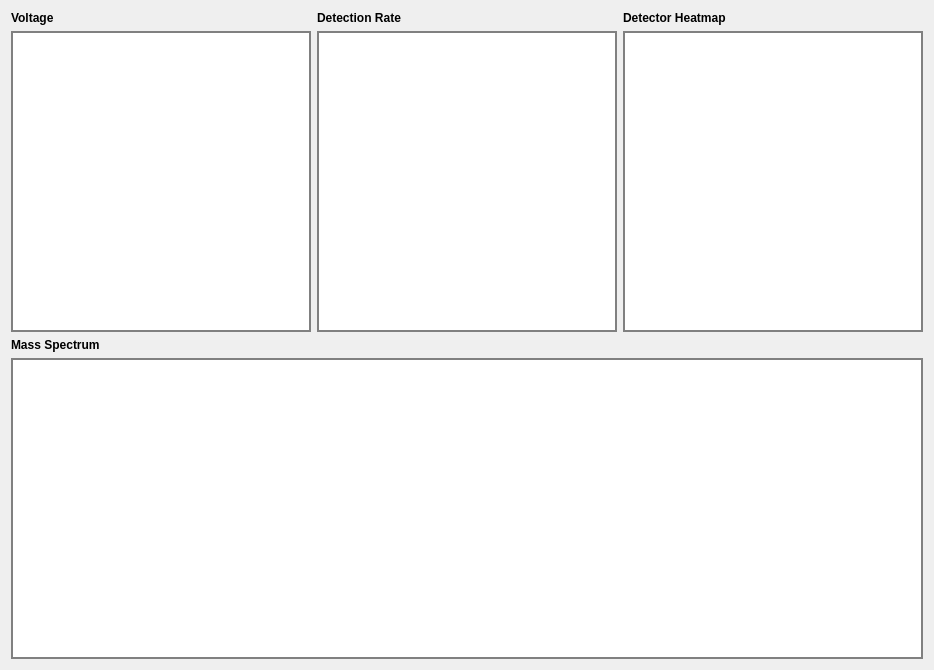
mmonajem/pyoxcart, file pyccapt/files/PyQt6_UI/gui_visualization.ui: the form before one commit.
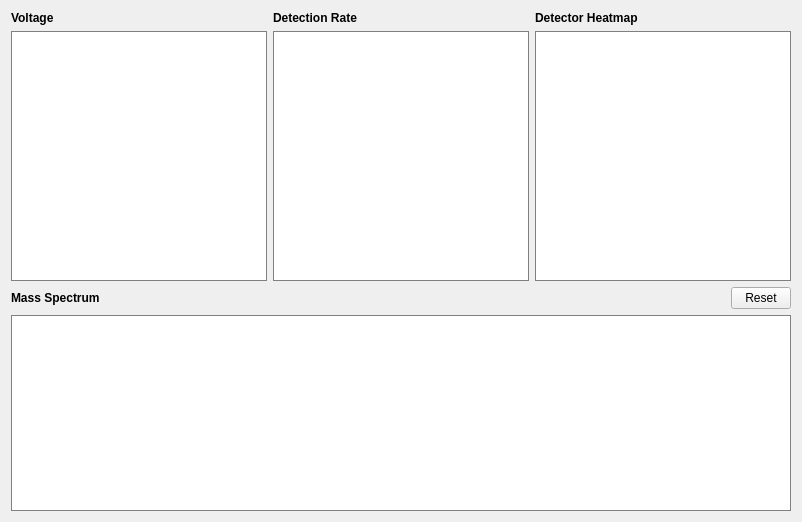
The form after the commit.

```diff
--- a/pyccapt/files/PyQt6_UI/gui_visualization.ui
+++ b/pyccapt/files/PyQt6_UI/gui_visualization.ui
@@ -6,15 +6,17 @@
             <rect>
                 <x>0</x>
                 <y>0</y>
-                <width>932</width>
-                <height>670</height>
+                <width>802</width>
+                <height>522</height>
             </rect>
         </property>
         <property name="windowTitle">
             <string>Form</string>
         </property>
+        <layout class="QGridLayout" name="gridLayout_3">
+            <item row="0" column="0">
         <layout class="QGridLayout" name="gridLayout_2">
-            <item row="0" column="0">
+                    <item row="0" column="0" colspan="2">
                 <layout class="QGridLayout" name="gridLayout">
                     <item row="0" column="0">
                         <widget class="QLabel" name="label_200">
@@ -62,14 +64,14 @@
                             </property>
                             <property name="minimumSize">
                                 <size>
-                                    <width>300</width>
-                                    <height>300</height>
+                                            <width>250</width>
+                                            <height>250</height>
                                 </size>
                             </property>
                             <property name="styleSheet">
                                 <string notr="true">QWidget{
-                                    border: 2px solid gray;
-                                    }
+                                            border: 0.5px solid gray;
+                                            }
                                 </string>
                             </property>
                         </widget>
@@ -84,14 +86,14 @@
                             </property>
                             <property name="minimumSize">
                                 <size>
-                                    <width>300</width>
-                                    <height>300</height>
+                                            <width>250</width>
+                                            <height>250</height>
                                 </size>
                             </property>
                             <property name="styleSheet">
                                 <string notr="true">QWidget{
-                                    border: 2px solid gray;
-                                    }
+                                            border: 0.5px solid gray;
+                                            }
                                 </string>
                             </property>
                         </widget>
@@ -106,19 +108,21 @@
                             </property>
                             <property name="minimumSize">
                                 <size>
-                                    <width>300</width>
-                                    <height>300</height>
+                                            <width>250</width>
+                                            <height>250</height>
                                 </size>
                             </property>
                             <property name="styleSheet">
                                 <string notr="true">QWidget{
-                                    border: 2px solid gray;
-                                    }
+                                            border: 0.5px solid gray;
+                                            }
                                 </string>
                             </property>
                         </widget>
                     </item>
-                    <item row="2" column="0">
+                        </layout>
+                    </item>
+                    <item row="1" column="0">
                         <widget class="QLabel" name="label_207">
                             <property name="font">
                                 <font>
@@ -130,7 +134,26 @@
                             </property>
                         </widget>
                     </item>
-                    <item row="3" column="0" colspan="3">
+                    <item row="1" column="1">
+                        <widget class="QPushButton" name="reset_heatmap_v">
+                            <property name="minimumSize">
+                                <size>
+                                    <width>0</width>
+                                    <height>20</height>
+                                </size>
+                            </property>
+                            <property name="maximumSize">
+                                <size>
+                                    <width>60</width>
+                                    <height>16777215</height>
+                                </size>
+                            </property>
+                            <property name="text">
+                                <string>Reset</string>
+                            </property>
+                        </widget>
+                    </item>
+                    <item row="2" column="0" colspan="2">
                         <widget class="QGraphicsView" name="histogram">
                             <property name="sizePolicy">
                                 <sizepolicy hsizetype="Expanding" vsizetype="Expanding">
@@ -140,13 +163,13 @@
                             </property>
                             <property name="minimumSize">
                                 <size>
-                                    <width>300</width>
-                                    <height>300</height>
+                                    <width>750</width>
+                                    <height>150</height>
                                 </size>
                             </property>
                             <property name="styleSheet">
                                 <string notr="true">QWidget{
-                                    border: 2px solid gray;
+                                    border: 0.5px solid gray;
                                     }
                                 </string>
                             </property>
```
Left out of the diff: 1 changed line with no effect on the pictures. Lines whose indentation alone changed are shown as unchanged.
